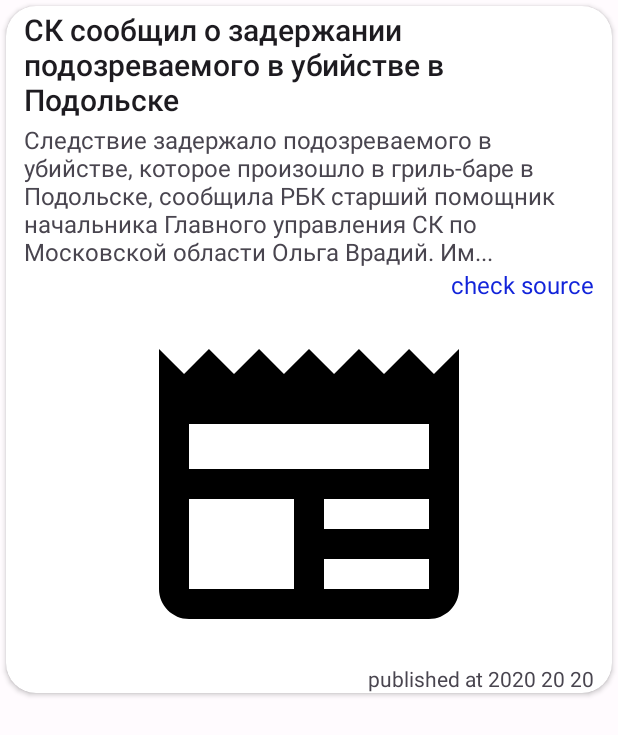
After one commit to gogi1704/GoodMorningApp, an Android app: the layout recycler_news_item.xml on its own in the app's theme, with its tools: preview values and no code run, on a phone screen of 412 x 824 dp. The commit adds this screen. Shown: the top 735 px of the screen. Run offline under Robolectric (Android 15) with nearby library versions, the phone set to English and light mode, and no system bars.

Commit message:
create newsItem Layout

```diff
--- /dev/null
+++ b/app/src/main/java/com/example/goodmorningapp/data/models/news/NewsModel.kt
@@ -0,0 +1,11 @@
+package com.example.goodmorningapp.data.models.news
+
+data class NewsModel(
+    val author:String ,
+    val title:String,
+    val description:String,
+    val url:String,
+    val urlToImage:String,
+    val publishedAt:String,
+
+)
--- a/app/src/main/java/com/example/goodmorningapp/ui/fragments/WeatherFragment.kt
+++ b/app/src/main/java/com/example/goodmorningapp/ui/fragments/WeatherFragment.kt
@@ -46,7 +46,7 @@ class WeatherFragment : Fragment() {
             Toast.makeText(
                 requireContext(),
                 R.string.The_last_search,
-                Toast.LENGTH_LONG
+                Toast.LENGTH_SHORT
             ).show()
         }
         super.onAttach(context)
--- /dev/null
+++ b/app/src/main/res/drawable/ic_baseline_newspaper_240.xml
@@ -0,0 +1,5 @@
+<vector android:height="240dp" android:tint="#000000"
+    android:viewportHeight="24" android:viewportWidth="24"
+    android:width="240dp" xmlns:android="http://schemas.android.com/apk/res/android">
+    <path android:fillColor="@android:color/white" android:pathData="M22,3l-1.67,1.67L18.67,3L17,4.67L15.33,3l-1.66,1.67L12,3l-1.67,1.67L8.67,3L7,4.67L5.33,3L3.67,4.67L2,3v16c0,1.1 0.9,2 2,2l16,0c1.1,0 2,-0.9 2,-2V3zM11,19H4v-6h7V19zM20,19h-7v-2h7V19zM20,15h-7v-2h7V15zM20,11H4V8h16V11z"/>
+</vector>
--- /dev/null
+++ b/app/src/main/res/layout/recycler_news_item.xml
@@ -0,0 +1,83 @@
+<?xml version="1.0" encoding="utf-8"?>
+<androidx.cardview.widget.CardView xmlns:android="http://schemas.android.com/apk/res/android"
+    xmlns:app="http://schemas.android.com/apk/res-auto"
+    xmlns:tools="http://schemas.android.com/tools"
+    android:layout_width="match_parent"
+    android:layout_height="wrap_content"
+    android:layout_margin="4dp"
+    app:cardCornerRadius="20dp">
+
+    <LinearLayout
+        android:layout_width="match_parent"
+        android:layout_height="wrap_content"
+        android:orientation="vertical">
+
+
+        <TextView
+            android:id="@+id/text_title"
+            android:layout_width="match_parent"
+            android:layout_height="wrap_content"
+            android:layout_marginStart="12dp"
+            android:layout_marginTop="2dp"
+            android:layout_marginEnd="12dp"
+            android:textAppearance="@style/TextAppearance.AppCompat.Body2"
+            android:textSize="20sp"
+            app:layout_constraintEnd_toEndOf="parent"
+            app:layout_constraintStart_toStartOf="parent"
+            app:layout_constraintTop_toTopOf="parent"
+            tools:text="СК сообщил о задержании подозреваемого в убийстве в Подольске" />
+
+        <androidx.constraintlayout.widget.ConstraintLayout
+            android:layout_width="match_parent"
+            android:layout_height="wrap_content">
+
+            <TextView
+                android:id="@+id/text_newsContent"
+                android:layout_width="match_parent"
+                android:layout_height="wrap_content"
+                android:layout_marginStart="12dp"
+                android:layout_marginTop="2dp"
+                android:layout_marginEnd="12dp"
+                android:textSize="16sp"
+                app:layout_constraintEnd_toEndOf="parent"
+                app:layout_constraintStart_toStartOf="parent"
+                app:layout_constraintTop_toTopOf="parent"
+                tools:text="Следствие задержало подозреваемого в убийстве, которое произошло в гриль-баре в Подольске, сообщила РБК старший помощник начальника Главного управления СК по Московской области Ольга Врадий. Им..." />
+
+            <TextView
+                android:layout_width="wrap_content"
+                android:layout_height="wrap_content"
+                android:clickable="true"
+                android:text="@string/check_source"
+                android:textColor="@color/link_blue"
+                android:textSize="16sp"
+                app:layout_constraintEnd_toEndOf="@id/text_newsContent"
+                app:layout_constraintTop_toBottomOf="@id/text_newsContent" />
+
+        </androidx.constraintlayout.widget.ConstraintLayout>
+
+
+        <ImageView
+            android:id="@+id/image_news"
+            android:layout_width="match_parent"
+            android:layout_height="wrap_content"
+            android:layout_marginStart="12dp"
+            android:layout_marginTop="2dp"
+            android:layout_marginEnd="12dp"
+            tools:src="@drawable/ic_baseline_newspaper_240"
+            tools:ignore="ContentDescription" />
+
+
+        <TextView
+            android:id="@+id/text_publishedAt"
+            tools:text="published at 2020 20 20"
+            android:layout_gravity="end"
+            android:layout_marginEnd="12dp"
+            android:layout_width="wrap_content"
+            android:layout_height="wrap_content"/>
+
+
+    </LinearLayout>
+
+
+</androidx.cardview.widget.CardView>
--- a/app/src/main/res/values/colors.xml
+++ b/app/src/main/res/values/colors.xml
@@ -61,4 +61,5 @@
     <color name="md_theme_dark_surfaceTint">#D0BCFF</color>
     <color name="md_theme_dark_outlineVariant">#49454F</color>
     <color name="md_theme_dark_scrim">#000000</color>
+    <color name="link_blue">#1224DA</color>
 </resources>
--- a/app/src/main/res/values/strings.xml
+++ b/app/src/main/res/values/strings.xml
@@ -23,6 +23,7 @@
     <string name="km_h">km/h</string>
     <string name="percent">%</string>
     <string name="The_last_search">The last search query was downloaded.</string>
+    <string name="check_source">check source</string>
 
 
 </resources>
```
Also changed, not shown: 1 other file.
